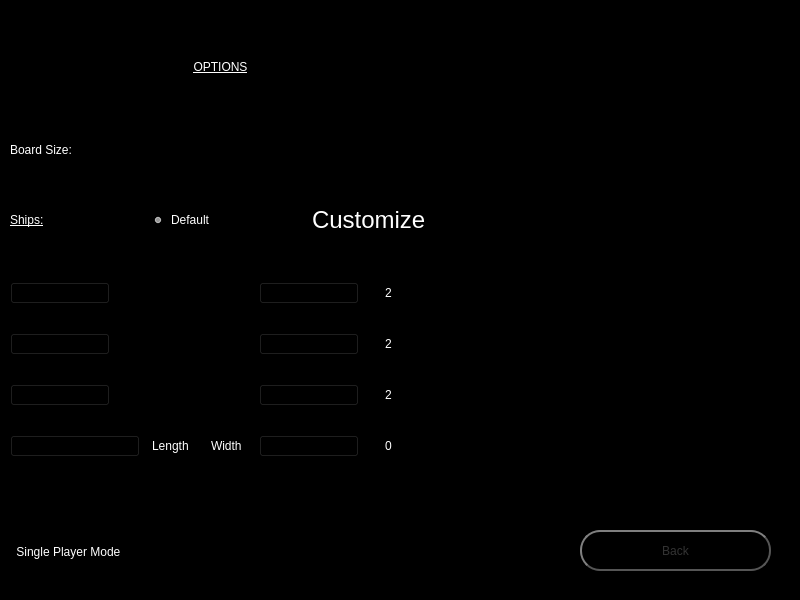
drewanderson17/BattleShips, file FrontEndMain/FrontEndMain/menuwindow.ui: the form before one commit.
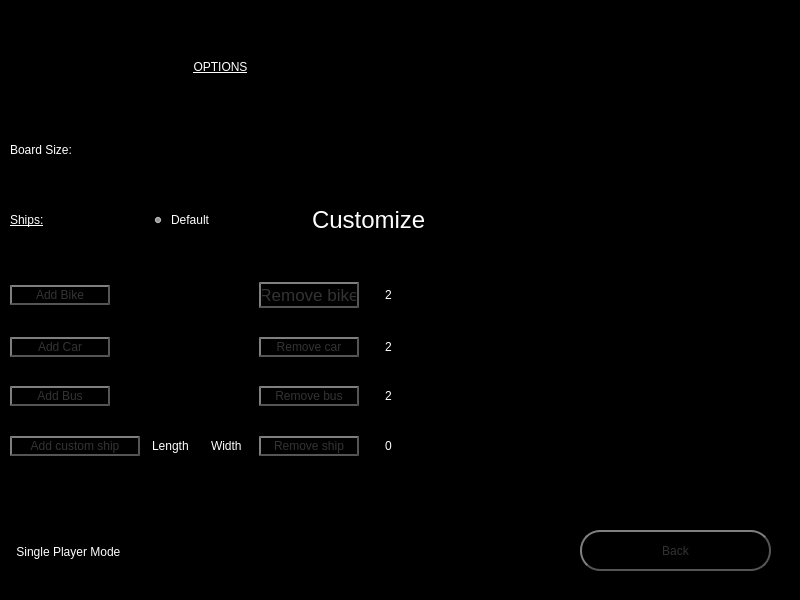
The form after the commit. The open tabs and pages were chosen to show the change. Icons and pictures are not drawn.

Commit message: Add functionality to shots grid

```diff
--- a/FrontEndMain/FrontEndMain/menuwindow.ui
+++ b/FrontEndMain/FrontEndMain/menuwindow.ui
@@ -963,6 +963,35 @@
                 <height>16777215</height>
                </size>
               </property>
+              <property name="styleSheet">
+               <string notr="true">QPushButton {
+	font: 13pt &quot;MS Shell Dlg 2&quot;;
+    color: #333;
+    border: 2px solid #555;
+    border-radius: 20px;
+    border-style: outset;
+    background: qradialgradient(
+        cx: 0.3, cy: -0.4, fx: 0.3, fy: -0.4,
+        radius: 1.35, stop: 0 #fff, stop: 1 #888
+        );
+    padding: 1px;
+    }
+
+QPushButton:hover {
+    background: qradialgradient(
+        cx: 0.3, cy: -0.4, fx: 0.3, fy: -0.4,
+        radius: 1.35, stop: 0 #fff, stop: 1 #bbb
+        );
+    }
+
+QPushButton:pressed {
+    border-style: inset;
+    background: qradialgradient(
+        cx: 0.4, cy: -0.1, fx: 0.4, fy: -0.1,
+        radius: 1.35, stop: 0 #fff, stop: 1 #ddd
+        );
+    }</string>
+              </property>
               <property name="text">
                <string>Add Bike</string>
               </property>
@@ -976,6 +1005,35 @@
                 <height>16777215</height>
                </size>
               </property>
+              <property name="styleSheet">
+               <string notr="true">QPushButton {
+	font: 13pt &quot;MS Shell Dlg 2&quot;;
+    color: #333;
+    border: 2px solid #555;
+    border-radius: 20px;
+    border-style: outset;
+    background: qradialgradient(
+        cx: 0.3, cy: -0.4, fx: 0.3, fy: -0.4,
+        radius: 1.35, stop: 0 #fff, stop: 1 #888
+        );
+    padding: 1px;
+    }
+
+QPushButton:hover {
+    background: qradialgradient(
+        cx: 0.3, cy: -0.4, fx: 0.3, fy: -0.4,
+        radius: 1.35, stop: 0 #fff, stop: 1 #bbb
+        );
+    }
+
+QPushButton:pressed {
+    border-style: inset;
+    background: qradialgradient(
+        cx: 0.4, cy: -0.1, fx: 0.4, fy: -0.1,
+        radius: 1.35, stop: 0 #fff, stop: 1 #ddd
+        );
+    }</string>
+              </property>
               <property name="text">
                <string>Add Car</string>
               </property>
@@ -1031,6 +1089,35 @@
                   <height>16777215</height>
                  </size>
                 </property>
+                <property name="styleSheet">
+                 <string notr="true">QPushButton {
+	font: 13pt &quot;MS Shell Dlg 2&quot;;
+    color: #333;
+    border: 2px solid #555;
+    border-radius: 20px;
+    border-style: outset;
+    background: qradialgradient(
+        cx: 0.3, cy: -0.4, fx: 0.3, fy: -0.4,
+        radius: 1.35, stop: 0 #fff, stop: 1 #888
+        );
+    padding: 1px;
+    }
+
+QPushButton:hover {
+    background: qradialgradient(
+        cx: 0.3, cy: -0.4, fx: 0.3, fy: -0.4,
+        radius: 1.35, stop: 0 #fff, stop: 1 #bbb
+        );
+    }
+
+QPushButton:pressed {
+    border-style: inset;
+    background: qradialgradient(
+        cx: 0.4, cy: -0.1, fx: 0.4, fy: -0.1,
+        radius: 1.35, stop: 0 #fff, stop: 1 #ddd
+        );
+    }</string>
+                </property>
                 <property name="text">
                  <string>Add custom ship</string>
                 </property>
@@ -1086,6 +1173,35 @@
                 <height>16777215</height>
                </size>
               </property>
+              <property name="styleSheet">
+               <string notr="true">QPushButton {
+	font: 13pt &quot;MS Shell Dlg 2&quot;;
+    color: #333;
+    border: 2px solid #555;
+    border-radius: 20px;
+    border-style: outset;
+    background: qradialgradient(
+        cx: 0.3, cy: -0.4, fx: 0.3, fy: -0.4,
+        radius: 1.35, stop: 0 #fff, stop: 1 #888
+        );
+    padding: 1px;
+    }
+
+QPushButton:hover {
+    background: qradialgradient(
+        cx: 0.3, cy: -0.4, fx: 0.3, fy: -0.4,
+        radius: 1.35, stop: 0 #fff, stop: 1 #bbb
+        );
+    }
+
+QPushButton:pressed {
+    border-style: inset;
+    background: qradialgradient(
+        cx: 0.4, cy: -0.1, fx: 0.4, fy: -0.1,
+        radius: 1.35, stop: 0 #fff, stop: 1 #ddd
+        );
+    }</string>
+              </property>
               <property name="text">
                <string>Add Bus</string>
               </property>
@@ -1119,6 +1235,35 @@
                 <height>16777215</height>
                </size>
               </property>
+              <property name="styleSheet">
+               <string notr="true">QPushButton {
+	font: 13pt &quot;MS Shell Dlg 2&quot;;
+    color: #333;
+    border: 2px solid #555;
+    border-radius: 20px;
+    border-style: outset;
+    background: qradialgradient(
+        cx: 0.3, cy: -0.4, fx: 0.3, fy: -0.4,
+        radius: 1.35, stop: 0 #fff, stop: 1 #888
+        );
+    padding: 1px;
+    }
+
+QPushButton:hover {
+    background: qradialgradient(
+        cx: 0.3, cy: -0.4, fx: 0.3, fy: -0.4,
+        radius: 1.35, stop: 0 #fff, stop: 1 #bbb
+        );
+    }
+
+QPushButton:pressed {
+    border-style: inset;
+    background: qradialgradient(
+        cx: 0.4, cy: -0.1, fx: 0.4, fy: -0.1,
+        radius: 1.35, stop: 0 #fff, stop: 1 #ddd
+        );
+    }</string>
+              </property>
               <property name="text">
                <string>Remove ship</string>
               </property>
@@ -1132,6 +1277,35 @@
                 <height>16777215</height>
                </size>
               </property>
+              <property name="styleSheet">
+               <string notr="true">QPushButton {
+	font: 13pt &quot;MS Shell Dlg 2&quot;;
+    color: #333;
+    border: 2px solid #555;
+    border-radius: 20px;
+    border-style: outset;
+    background: qradialgradient(
+        cx: 0.3, cy: -0.4, fx: 0.3, fy: -0.4,
+        radius: 1.35, stop: 0 #fff, stop: 1 #888
+        );
+    padding: 1px;
+    }
+
+QPushButton:hover {
+    background: qradialgradient(
+        cx: 0.3, cy: -0.4, fx: 0.3, fy: -0.4,
+        radius: 1.35, stop: 0 #fff, stop: 1 #bbb
+        );
+    }
+
+QPushButton:pressed {
+    border-style: inset;
+    background: qradialgradient(
+        cx: 0.4, cy: -0.1, fx: 0.4, fy: -0.1,
+        radius: 1.35, stop: 0 #fff, stop: 1 #ddd
+        );
+    }</string>
+              </property>
               <property name="text">
                <string>Remove bus</string>
               </property>
@@ -1145,6 +1319,44 @@
                 <height>16777215</height>
                </size>
               </property>
+              <property name="font">
+               <font>
+                <family>MS Shell Dlg 2</family>
+                <pointsize>13</pointsize>
+                <weight>50</weight>
+                <italic>false</italic>
+                <bold>false</bold>
+               </font>
+              </property>
+              <property name="styleSheet">
+               <string notr="true">QPushButton {
+	font: 13pt &quot;MS Shell Dlg 2&quot;;
+    color: #333;
+    border: 2px solid #555;
+    border-radius: 20px;
+    border-style: outset;
+    background: qradialgradient(
+        cx: 0.3, cy: -0.4, fx: 0.3, fy: -0.4,
+        radius: 1.35, stop: 0 #fff, stop: 1 #888
+        );
+    padding: 1px;
+    }
+
+QPushButton:hover {
+    background: qradialgradient(
+        cx: 0.3, cy: -0.4, fx: 0.3, fy: -0.4,
+        radius: 1.35, stop: 0 #fff, stop: 1 #bbb
+        );
+    }
+
+QPushButton:pressed {
+    border-style: inset;
+    background: qradialgradient(
+        cx: 0.4, cy: -0.1, fx: 0.4, fy: -0.1,
+        radius: 1.35, stop: 0 #fff, stop: 1 #ddd
+        );
+    }</string>
+              </property>
               <property name="text">
                <string>Remove bike</string>
               </property>
@@ -1158,6 +1370,35 @@
                 <height>16777215</height>
                </size>
               </property>
+              <property name="styleSheet">
+               <string notr="true">QPushButton {
+	font: 13pt &quot;MS Shell Dlg 2&quot;;
+    color: #333;
+    border: 2px solid #555;
+    border-radius: 20px;
+    border-style: outset;
+    background: qradialgradient(
+        cx: 0.3, cy: -0.4, fx: 0.3, fy: -0.4,
+        radius: 1.35, stop: 0 #fff, stop: 1 #888
+        );
+    padding: 1px;
+    }
+
+QPushButton:hover {
+    background: qradialgradient(
+        cx: 0.3, cy: -0.4, fx: 0.3, fy: -0.4,
+        radius: 1.35, stop: 0 #fff, stop: 1 #bbb
+        );
+    }
+
+QPushButton:pressed {
+    border-style: inset;
+    background: qradialgradient(
+        cx: 0.4, cy: -0.1, fx: 0.4, fy: -0.1,
+        radius: 1.35, stop: 0 #fff, stop: 1 #ddd
+        );
+    }</string>
+              </property>
               <property name="text">
                <string>Remove car</string>
               </property>
```
Left out of the diff: 2 changed lines with no effect on the pictures. The commit also changes 2 other files.
